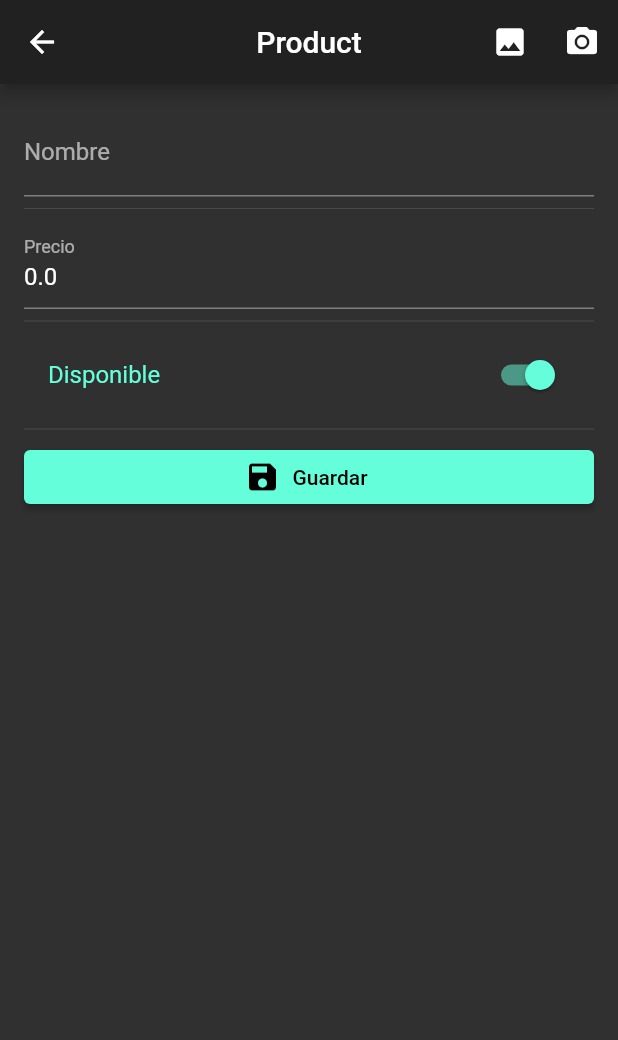
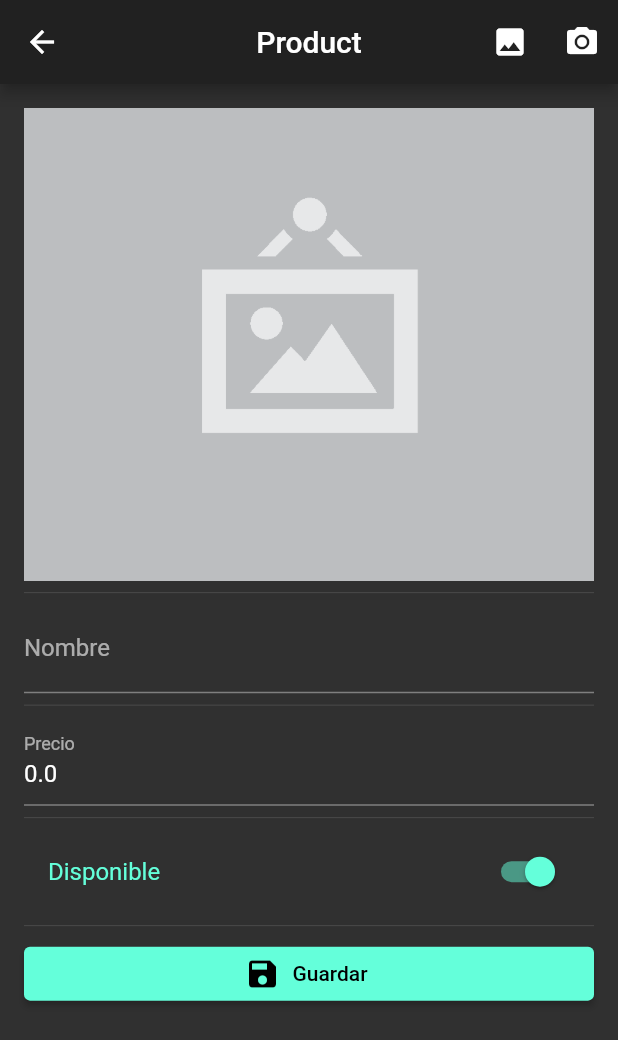
Before and after one commit to IdGalarzaSa/flutter-bloc-pattern, a Flutter app: the ProductPage screen opened by its route, after a tap on the "image" icon, on a phone screen of 412 x 824 dp. Shown: the top 1040 px of the screen. Run offline on Flutter 3.47's test engine with Material 2 defaults, Android fonts, the phone set to English and light mode, and no system bars; our stand-ins replace image_picker, rxdart; network calls fail.

Commit message:
Image picker

```diff
--- a/lib/src/pages/product_page.dart
+++ b/lib/src/pages/product_page.dart
@@ -1,8 +1,11 @@
+import 'dart:io';
+
 import 'package:flutter/cupertino.dart';
 import 'package:flutter/material.dart';
 import 'package:form_validation_bloc_pattern/src/models/product_model.dart';
 import 'package:form_validation_bloc_pattern/src/providers/product_provider.dart';
 import 'package:form_validation_bloc_pattern/src/utils/validations.dart';
+import 'package:image_picker/image_picker.dart';
 
 class ProductPage extends StatefulWidget {
   static final routeName = "ProductPage";
@@ -18,6 +21,8 @@ class _ProductPageState extends State<ProductPage> {
   final formKey = GlobalKey<FormState>();
   bool isSaving = false;
 
+  File selectedPicture;
+
   @override
   Widget build(BuildContext context) {
     ProductModel _previousProduct = ModalRoute.of(context).settings.arguments;
@@ -30,8 +35,8 @@ class _ProductPageState extends State<ProductPage> {
         title: Text("Product"),
         centerTitle: true,
         actions: [
-          IconButton(icon: Icon(Icons.image), onPressed: () {}),
-          IconButton(icon: Icon(Icons.camera_alt), onPressed: () {}),
+          IconButton(icon: Icon(Icons.image), onPressed: _selectPhoto),
+          IconButton(icon: Icon(Icons.camera_alt), onPressed: _selectCamera),
         ],
       ),
       body: _body(),
@@ -46,6 +51,8 @@ class _ProductPageState extends State<ProductPage> {
           key: formKey,
           child: Column(
             children: [
+              _selectedPicture(),
+              Divider(),
               _nameTextFormField(),
               Divider(),
               _priceTextFormField(),
@@ -143,4 +150,35 @@ class _ProductPageState extends State<ProductPage> {
       ),
     );
   }
+
+  void _selectPhoto() async {
+    final pickedFile =
+        await ImagePicker().getImage(source: ImageSource.gallery);
+
+    selectedPicture = File(pickedFile.path);
+
+    if (selectedPicture != null) {
+      _product.fotoUrl = null;
+    }
+
+    setState(() {});
+  }
+
+  void _selectCamera() {}
+
+  Widget _selectedPicture() {
+    if (_product.fotoUrl != null) {
+      return Container();
+    } else {
+      if (selectedPicture != null) {
+        return Image.file(
+          selectedPicture,
+          fit: BoxFit.cover,
+          height: 200.0,
+          width: 200,
+        );
+      }
+      return Image.asset('lib/assets/no-image.png');
+    }
+  }
 }
--- a/pubspec.yaml
+++ b/pubspec.yaml
@@ -30,6 +30,7 @@ dependencies:
   cupertino_icons: ^1.0.2
   rxdart: ^0.26.0
   http: ^0.13.1
+  image_picker: ^0.7.4
 
 dev_dependencies:
   flutter_test:
@@ -47,7 +48,8 @@ flutter:
   uses-material-design: true
 
   # To add assets to your application, add an assets section, like this:
-  # assets:
+  assets:
+  - lib/assets/
   #   - images/a_dot_burr.jpeg
   #   - images/a_dot_ham.jpeg
 
```
Also changed, not shown: lib/assets/jar-loading.gif (added), lib/assets/no-image.png (added), pubspec.lock, 9 other files.
